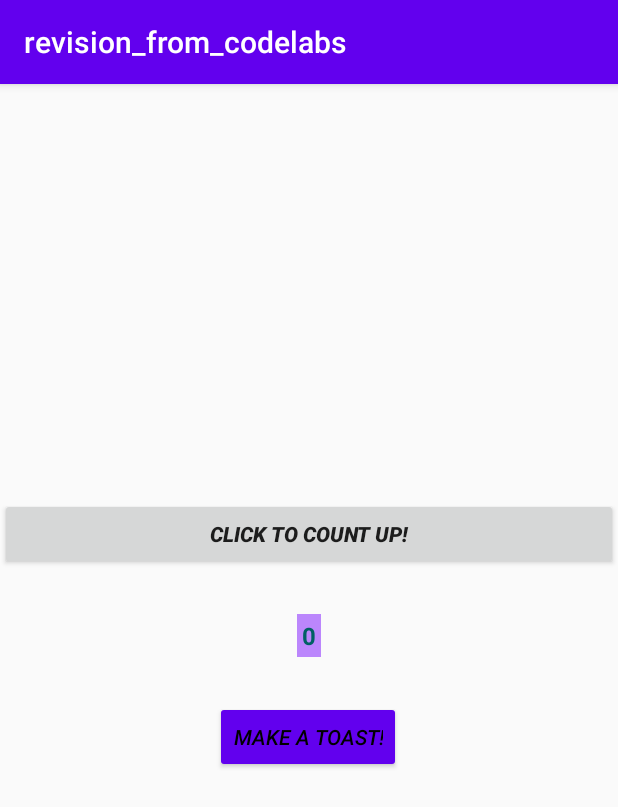
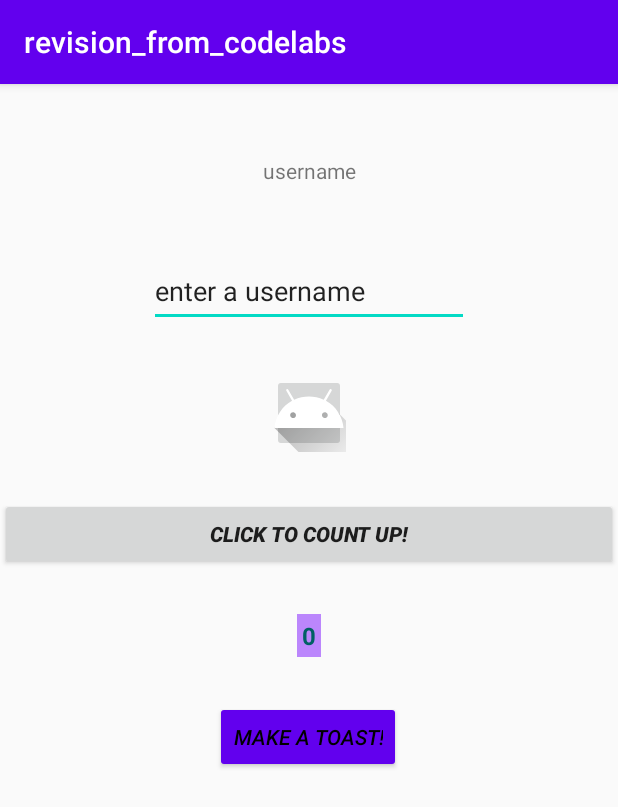
Before and after one commit to aexko/scientia, an Android app: the screen it shows after launch (MainActivity), on a phone screen of 412 x 824 dp. Shown: the top 807 px of the screen. Run offline under Robolectric (Android 15) with nearby library versions, the phone set to English and light mode, and no system bars.

Commit message:
Updating output with user's input (editText)

```diff
--- a/android_dev/android_studio/practices/relearning/app/src/main/java/ca/qc/bdeb/revision_from_codelabs/MainActivity.java
+++ b/android_dev/android_studio/practices/relearning/app/src/main/java/ca/qc/bdeb/revision_from_codelabs/MainActivity.java
@@ -4,6 +4,7 @@ import androidx.appcompat.app.AppCompatActivity;
 import android.os.Bundle;
 import android.util.Log;
 import android.view.View;
+import android.widget.EditText;
 import android.widget.TextView;
 import android.widget.Toast;
 
@@ -11,6 +12,8 @@ public class MainActivity extends AppCompatActivity {
 
     private int mCount = 0;
     private TextView mShowCount;
+    private TextView username;
+    private EditText inputUser;
 
     @Override
     protected void onCreate(Bundle savedInstanceState) {
@@ -18,11 +21,14 @@ public class MainActivity extends AppCompatActivity {
         setContentView(R.layout.activity_main);
         Log.d("test", "Hello World");
         mShowCount = (TextView) findViewById(R.id.show_count);
+        inputUser = (EditText) findViewById(R.id.editTxt_username);
+        username = (TextView) findViewById(R.id.username1);
     }
 
     public void showToast(View view) {
         Toast toast = Toast.makeText(this, R.string.toast_message, Toast.LENGTH_SHORT);
         toast.show();
+        Log.d("checkingToast", "The toast showed up");
     }
 
     public void increaseCount(View view) {
@@ -33,6 +39,10 @@ public class MainActivity extends AppCompatActivity {
         } else {
             Log.d("checkingCount", "mShowCount is null");
         }
+    }
 
+    public void changeName(View view) {
+        username.setText(inputUser.getText());
+        Log.d("checkingChangingName", "The user entered: " + inputUser.getText().toString());
     }
 }
--- a/android_dev/android_studio/practices/relearning/app/src/main/res/layout/activity_main.xml
+++ b/android_dev/android_studio/practices/relearning/app/src/main/res/layout/activity_main.xml
@@ -11,19 +11,20 @@
         android:layout_width="0dp"
         android:layout_height="wrap_content"
         android:layout_marginTop="276dp"
+        android:onClick="increaseCount"
         android:text="@string/Count_up"
         android:textStyle="bold|italic"
         app:layout_constraintEnd_toEndOf="parent"
         app:layout_constraintHorizontal_bias="1.0"
         app:layout_constraintStart_toStartOf="parent"
-        app:layout_constraintTop_toTopOf="parent"
-        android:onClick="increaseCount" />>
+        app:layout_constraintTop_toTopOf="parent" />>
 
     <Button
         android:id="@+id/button_toast"
         android:layout_width="wrap_content"
         android:layout_height="wrap_content"
         android:backgroundTint="@color/purple_500"
+        android:onClick="showToast"
         android:text="@string/Make_a_toast"
         android:textColor="@color/black"
         android:textColorHighlight="@color/teal_700"
@@ -36,8 +37,7 @@
         app:layout_constraintHorizontal_bias="0.498"
         app:layout_constraintStart_toStartOf="parent"
         app:layout_constraintTop_toBottomOf="@+id/button_count"
-        app:layout_constraintVertical_bias="0.22"
-        android:onClick="showToast" />
+        app:layout_constraintVertical_bias="0.22" />
 
 
     <TextView
@@ -58,4 +58,40 @@
         app:layout_constraintStart_toStartOf="parent"
         app:layout_constraintTop_toBottomOf="@+id/button_count" />
 
+    <TextView
+        android:id="@+id/username1"
+        android:layout_width="wrap_content"
+        android:layout_height="wrap_content"
+        android:text="@string/Username"
+        app:layout_constraintBottom_toBottomOf="@+id/editTxt_username"
+        app:layout_constraintEnd_toEndOf="parent"
+        app:layout_constraintStart_toStartOf="parent"
+        app:layout_constraintTop_toTopOf="parent"
+        app:layout_constraintVertical_bias="0.338" />
+
+    <ImageButton
+        android:id="@+id/change_name_button"
+        android:layout_width="49dp"
+        android:layout_height="52dp"
+        android:contentDescription="@string/image_prevue"
+        android:onClick="changeName"
+        app:layout_constraintBottom_toTopOf="@+id/button_count"
+        app:layout_constraintEnd_toEndOf="parent"
+        app:layout_constraintStart_toStartOf="parent"
+        app:layout_constraintTop_toBottomOf="@+id/editTxt_username"
+        app:srcCompat="@drawable/ic_launcher_foreground" />
+
+    <EditText
+        android:id="@+id/editTxt_username"
+        android:layout_width="wrap_content"
+        android:layout_height="wrap_content"
+        android:ems="10"
+        android:inputType="textPersonName"
+        android:minHeight="48dp"
+        android:text="@string/enter_a_username"
+        app:layout_constraintBottom_toTopOf="@+id/button_count"
+        app:layout_constraintEnd_toEndOf="parent"
+        app:layout_constraintStart_toStartOf="parent"
+        app:layout_constraintTop_toTopOf="parent" />
+
 </androidx.constraintlayout.widget.ConstraintLayout>
--- a/android_dev/android_studio/practices/relearning/app/src/main/res/values-night/strings.xml
+++ b/android_dev/android_studio/practices/relearning/app/src/main/res/values-night/strings.xml
@@ -4,4 +4,6 @@
     <string name="Make_a_toast">make a toast!</string>
     <string name="Make_it_count">make it count!</string>
     <string name="zero">0</string>
+    <string name="Username">username</string>
+    <string name="enter_a_username">enter a username</string>
 </resources>
--- a/android_dev/android_studio/practices/relearning/app/src/main/res/values/strings.xml
+++ b/android_dev/android_studio/practices/relearning/app/src/main/res/values/strings.xml
@@ -6,4 +6,7 @@
     <string name="zero">0</string>
     <string name="toast_message">This is the toast message !</string>
     <string name="Count_up">Click to count up!</string>
+    <string name="Username">username</string>
+    <string name="enter_a_username">enter a username</string>
+    <string name="image_prevue">image_prevue</string>
 </resources>
```
